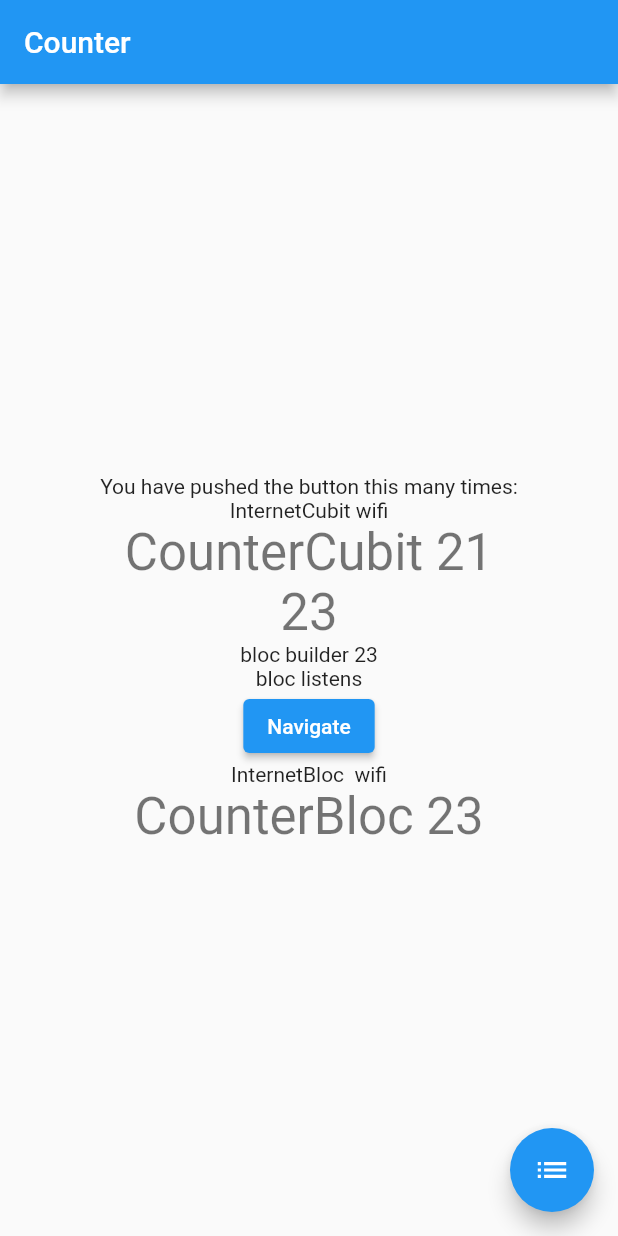
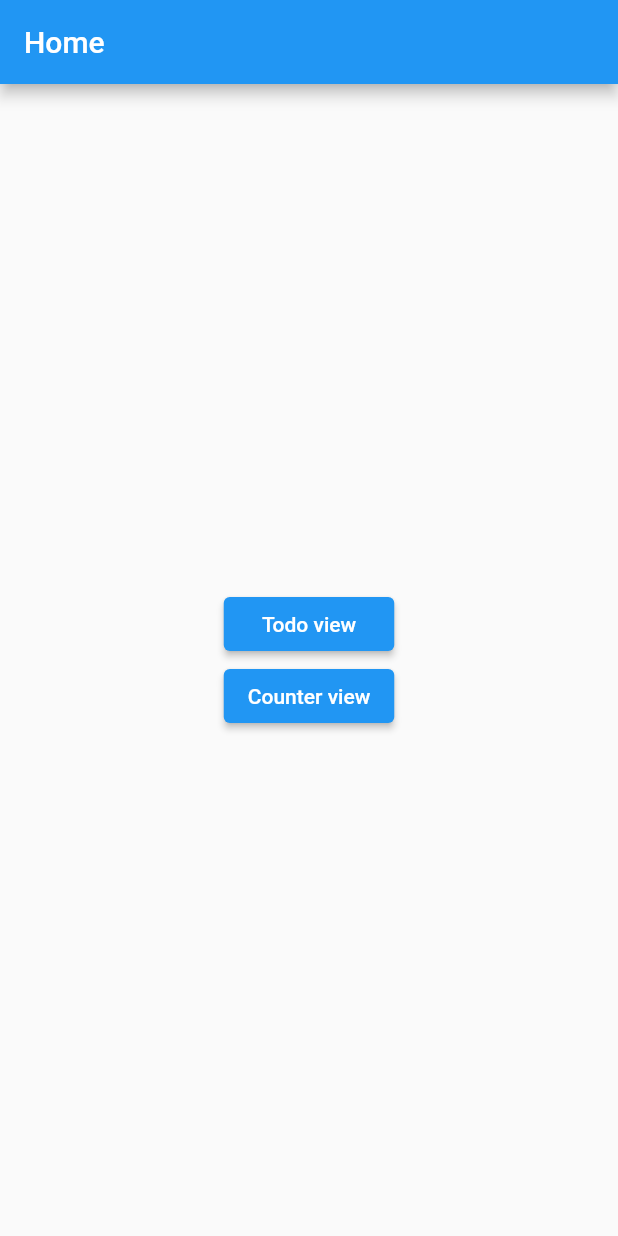
Before and after one commit to ishuacharis/tests, a Flutter app: the screen it shows after launch, on a phone screen of 412 x 824 dp. Run offline on Flutter 3.47's test engine with Material 2 defaults, Android fonts, the phone set to English and light mode, and no system bars; drawn by our look-alikes of flutter_speed_dial; our stand-ins replace bloc, connectivity_plus, equatable, flutter_bloc.

Commit message:
scaffolded the todo feature

```diff
--- /dev/null
+++ b/lib/core/pages/home_page.dart
@@ -0,0 +1,38 @@
+import 'package:flutter/material.dart';
+import 'package:tests/core/routes/routes.dart';
+
+class HomePage extends StatelessWidget {
+  final String title;
+
+  const HomePage({this.title});
+  @override
+  Widget build(BuildContext context) {
+    return Scaffold(
+      appBar: AppBar(
+        title: Text(title),
+      ),
+      body: Center(
+        child: IntrinsicWidth(
+          child: Column(
+            mainAxisAlignment: MainAxisAlignment.center,
+            crossAxisAlignment: CrossAxisAlignment.stretch,
+            children: [
+              ElevatedButton(
+                  onPressed: () {
+                    Navigator.of(context).pushNamed(todo_page);
+                  },
+                  child: Text("Todo view")
+              ),
+              ElevatedButton(
+                  onPressed: () {
+                    Navigator.of(context).pushNamed(counter_page);
+                  },
+                  child: Text("Counter view")
+              )
+            ],
+          ),
+        ),
+      ),
+    );
+  }
+}
--- a/lib/core/routes/route.dart
+++ b/lib/core/routes/route.dart
@@ -2,21 +2,35 @@
 import 'package:flutter/cupertino.dart';
 import 'package:flutter/material.dart';
 import 'package:flutter_bloc/flutter_bloc.dart';
+import 'package:tests/core/pages/home_page.dart';
 import 'package:tests/core/routes/routes.dart';
 import 'package:tests/features/counter/presentation/bloc/counter_bloc.dart';
 import 'package:tests/features/counter/presentation/page/counter_aux_page.dart';
 import 'package:tests/features/counter/presentation/page/counter_page.dart';
+import 'package:tests/features/todo/presentation/bloc/todo_bloc.dart';
+import 'package:tests/features/todo/presentation/pages/todo_page.dart';
 
 class GeneratedRoute {
+
+  static final TodoBloc _todoBloc = TodoBloc();
 
   static Route<dynamic> onGeneratedRoute(RouteSettings routeSettings) {
     final args = routeSettings.arguments;
     switch(routeSettings.name) {
+      case home_page:
+        return MaterialPageRoute(builder: (_) => HomePage(title: "Home",),);
+        break;
       case counter_page:
-        return MaterialPageRoute(builder: (_) =>CounterPage(title: args,),);
+        return MaterialPageRoute(builder: (_) => CounterPage(title: args,),);
         break;
-      case counter_aux:
+      case counter_aux_page:
         return MaterialPageRoute(builder: (_) =>  CounterAuxPage(),);
+        break;
+      case todo_page:
+        return MaterialPageRoute(builder: (_) => BlocProvider.value(
+          value: _todoBloc,
+          child: TodoPage(),
+        ));
         break;
       default:
         return _errorRoute();
@@ -34,4 +48,8 @@ class GeneratedRoute {
     );
   }
 
+  static void dispose(){
+    _todoBloc.close();
+  }
+
 }
--- a/lib/core/routes/routes.dart
+++ b/lib/core/routes/routes.dart
@@ -1,4 +1,5 @@
 const counter_page  = "counter_page";
-const counter_aux = "counter_aux_page";
-
-const initial_route =  counter_page;
+const counter_aux_page = "counter_aux_page";
+const todo_page = "todo_page";
+const home_page  ="home_page";
+const initial_route =  home_page;
--- a/lib/features/counter/presentation/widgets/counter_widget.dart
+++ b/lib/features/counter/presentation/widgets/counter_widget.dart
@@ -71,7 +71,7 @@ class CounterWidget extends StatelessWidget {
               child: Text("bloc listens"),
             ),
             ElevatedButton(onPressed: (){
-              Navigator.of(context).pushNamed(counter_aux);
+              Navigator.of(context).pushNamed(counter_aux_page);
             },
                 child: Text("Navigate")
             ),
--- /dev/null
+++ b/lib/features/todo/presentation/bloc/todo_bloc.dart
@@ -0,0 +1,27 @@
+import 'dart:async';
+
+import 'package:bloc/bloc.dart';
+import 'package:equatable/equatable.dart';
+import 'package:tests/features/todo/data/model/todo_model.dart';
+
+part 'todo_event.dart';
+part 'todo_state.dart';
+
+class TodoBloc extends Bloc<TodoEvent, TodoState> {
+  static const TodoModel todoInitial =  TodoModel(id: 0, name: 'empty');
+  TodoBloc() : super(TodoInitial(todoModel: todoInitial));
+
+  @override
+  Stream<TodoState> mapEventToState(
+    TodoEvent event,
+  ) async* {
+
+    if(event is AddTodoEvent) {
+
+    } else if(event is DeleteTodoEvent) {
+
+    } else if(event is CompleteTodoEvent) {
+
+    }
+  }
+}
--- a/lib/main.dart
+++ b/lib/main.dart
@@ -20,21 +20,32 @@ void main() {
   runApp(MyApp(connectivity: Connectivity(),));
 }
 
-class MyApp extends StatelessWidget {
+class MyApp extends StatefulWidget {
   final Connectivity connectivity;
 
   const MyApp({Key key, this.connectivity}) : super(key: key);
 
+  @override
+  _MyAppState createState() => _MyAppState();
+}
 
+class _MyAppState extends State<MyApp> {
+
+  @override
+  void dispose() {
+    // TODO: implement dispose
+    GeneratedRoute.dispose();
+    super.dispose();
+  }
   @override
   Widget build(BuildContext context) {
     return MultiBlocProvider(
         providers: [
           BlocProvider<InternetCubit>(
-              create: (context) => InternetCubit(connectivity: connectivity)
+              create: (context) => InternetCubit(connectivity: widget.connectivity)
           ),
           BlocProvider<InternetBloc>(
-              create: (context) => InternetBloc(connectivity: connectivity)
+              create: (context) => InternetBloc(connectivity: widget.connectivity)
           ),
           BlocProvider<CounterCubit>(
               create: (context) => CounterCubit(internetCubit: context.read<InternetCubit>())
```
Also changed, not shown: lib/features/todo/data/model/todo_model.dart (added, +18 -0 lines), lib/features/todo/presentation/bloc/todo_event.dart (added, +41 -0 lines), lib/features/todo/presentation/bloc/todo_state.dart (added, +30 -0 lines), lib/features/todo/presentation/pages/todo_page.dart (added, +17 -0 lines).
